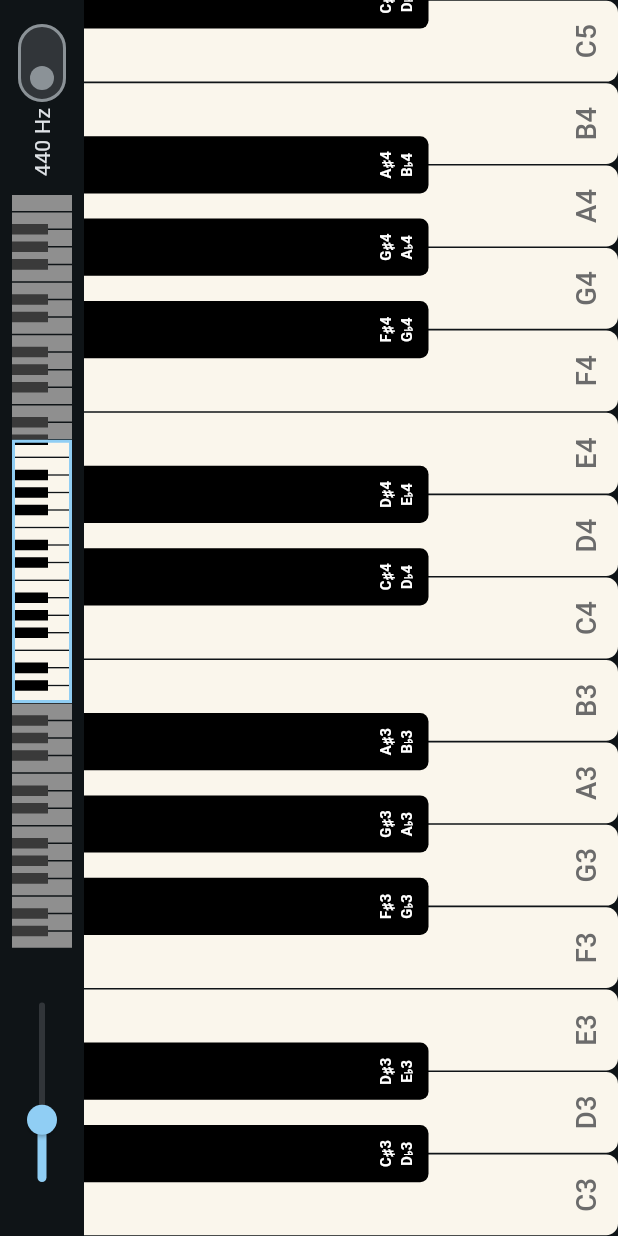
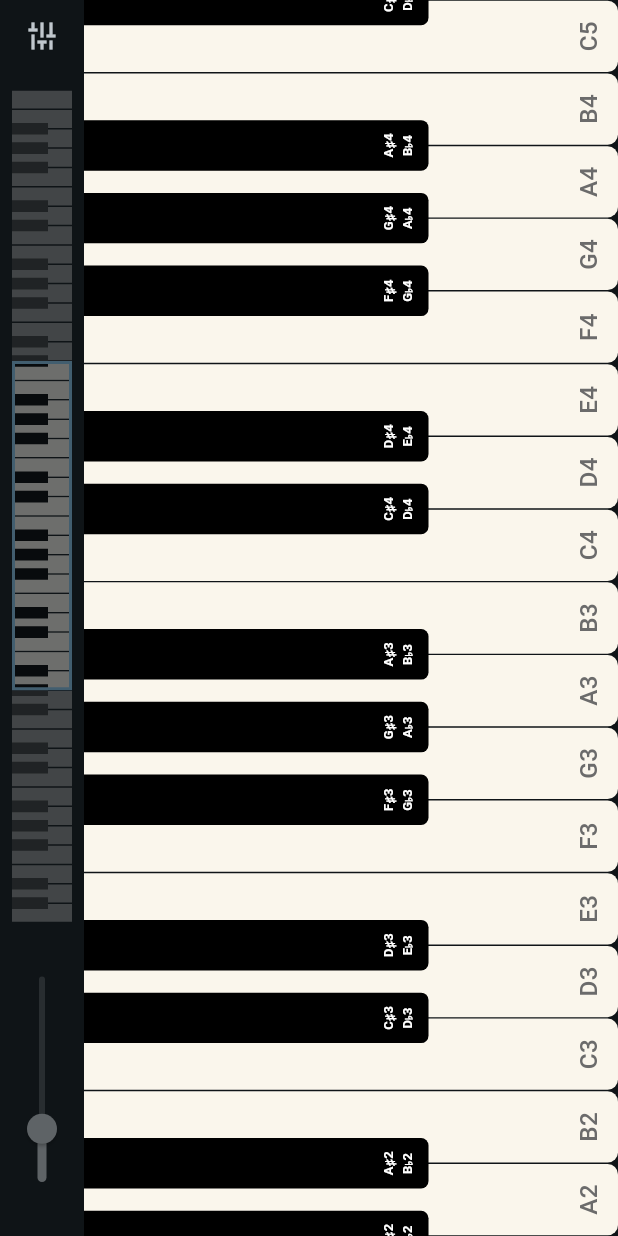
Before and after one commit to fernandezjoja/choir_keyboard, a Flutter app: the screen it shows after launch, on a phone screen of 412 x 824 dp. Run offline on Flutter 3.47's test engine with Material 3 defaults, Android fonts, the phone set to English and light mode, and no system bars; our stand-ins replace plugin_platform_interface; statements that could not run were skipped.

```diff
--- a/lib/screens/piano_screen.dart
+++ b/lib/screens/piano_screen.dart
@@ -22,7 +22,7 @@ class PianoScreen extends StatefulWidget {
 
 class _PianoScreenState extends State<PianoScreen> {
   static const Duration _switchHysteresis = Duration(milliseconds: 15);
-  static const Color _pressedWhiteColor = Color(0xFFC4BDA8);
+  static const Color _pressedWhiteColor = Color(0xFFB4B1A8);
   static const Color _pressedBlackColor = Color(0xFF5A5A5A);
 
   // Full keyboard: C1..C7 inclusive = 43 white keys.
@@ -33,7 +33,8 @@ class _PianoScreenState extends State<PianoScreen> {
   // Visible white-key counts at each zoom endpoint.
   static const int _minVisibleKeys = 28; // C1..B4 when fully zoomed out
   static const int _maxVisibleKeys = 8;  // one octave (C..C) when fully zoomed in
-  static const int _defaultVisibleKeys = 15; // C3..C5 on launch
+  static const int _defaultVisibleKeys = 17; // A2..C5 on launch
+  static const int _defaultStartKey = 12; // key index of A2
 
   // _zoom is the "overflow factor": pre-rotation piano width = availH * _zoom,
   // so visible fraction of the full keyboard is (1 / _zoom). The factor
@@ -46,8 +47,10 @@ class _PianoScreenState extends State<PianoScreen> {
   final Map<int, _TapState> _taps = {};
   bool _isLoading = true;
   bool _is432 = false;
+  bool _isMenuOpen = false;
+  bool _isLocked = true;
   double _zoom = _zoomDefault;
-  double _scrollOffset = 0.5;
+  double _scrollOffset = _defaultStartKey / (_noteCount - _defaultVisibleKeys);
 
   @override
   void initState() {
@@ -143,7 +146,9 @@ class _PianoScreenState extends State<PianoScreen> {
       body: SafeArea(
         child: LayoutBuilder(
           builder: (context, constraints) {
-            return Row(
+            return Stack(
+              children: [
+                Row(
             children: [
               RotatedBox(
                 quarterTurns: 3,
@@ -163,7 +168,9 @@ class _PianoScreenState extends State<PianoScreen> {
                               value: _zoom,
                               min: _zoomMin,
                               max: _zoomMax,
-                              onChanged: (v) => setState(() => _zoom = v),
+                              onChanged: _isLocked
+                                  ? null
+                                  : (v) => setState(() => _zoom = v),
                             ),
                           ),
                           const SizedBox(width: 12),
@@ -171,6 +178,10 @@ class _PianoScreenState extends State<PianoScreen> {
                             flex: 3,
                             child: SizedBox(
                               height: kToolbarHeight - 16,
+                              child: Opacity(
+                                opacity: _isLocked ? 0.4 : 1.0,
+                                child: IgnorePointer(
+                                  ignoring: _isLocked,
                                   child: _MiniPianoScrollbar(
                                     whiteKeyCount: _noteCount,
                                     firstNoteIndex: _firstNoteIndex,
@@ -181,25 +192,17 @@ class _PianoScreenState extends State<PianoScreen> {
                                   ),
                                 ),
                               ),
+                            ),
+                          ),
                           const SizedBox(width: 12),
                         ],
                       ),
                     ),
                     actions: [
-                      Padding(
-                        padding: const EdgeInsets.only(right: 12),
-                        child: Row(
-                          children: [
-                            Text(_is432 ? '432 Hz' : '440 Hz'),
-                            Switch(
-                              value: _is432,
-                              onChanged: (v) {
-                                setState(() => _is432 = v);
-                                _audioService.setReferenceHz(v ? 432 : 440);
-                              },
-                            ),
-                          ],
-                        ),
+                      IconButton(
+                        icon: Icon(_isMenuOpen ? Icons.close : Icons.tune),
+                        onPressed: () =>
+                            setState(() => _isMenuOpen = !_isMenuOpen),
                       ),
                     ],
                   ),
@@ -243,6 +246,59 @@ class _PianoScreenState extends State<PianoScreen> {
                       ),
                     );
                   },
+                ),
+              ),
+            ],
+          ),
+                if (_isMenuOpen)
+                  Positioned(
+                    left: kToolbarHeight,
+                    top: 0,
+                    width: 140,
+                    height: 240,
+                    child: Material(
+                      elevation: 6,
+                      color: Theme.of(context).colorScheme.surface,
+                      child: RotatedBox(
+                        quarterTurns: 3,
+                        child: Padding(
+                          padding: const EdgeInsets.symmetric(
+                              horizontal: 16, vertical: 8),
+                          child: Column(
+                            mainAxisSize: MainAxisSize.min,
+                            mainAxisAlignment: MainAxisAlignment.center,
+                            children: [
+                              Row(
+                                mainAxisAlignment:
+                                    MainAxisAlignment.spaceBetween,
+                                children: [
+                                  Text(_is432 ? '432 Hz' : '440 Hz'),
+                                  Switch(
+                                    value: _is432,
+                                    onChanged: (v) {
+                                      setState(() => _is432 = v);
+                                      _audioService
+                                          .setReferenceHz(v ? 432 : 440);
+                                    },
+                                  ),
+                                ],
+                              ),
+                              Row(
+                                mainAxisAlignment:
+                                    MainAxisAlignment.spaceBetween,
+                                children: [
+                                  const Text('Lock'),
+                                  Switch(
+                                    value: _isLocked,
+                                    onChanged: (v) =>
+                                        setState(() => _isLocked = v),
+                                  ),
+                                ],
+                              ),
+                            ],
+                          ),
+                        ),
+                      ),
                     ),
                   ),
               ],
--- a/lib/services/audio_service.dart
+++ b/lib/services/audio_service.dart
@@ -19,6 +19,10 @@ class AudioService {
       program: 0,
     );
     _isInitialized = true;
+    // CC 7 — channel volume. GM default is 100; push to max to compensate for
+    // the lower velocity so notes are louder without sounding harder.
+    _midiPro.controlChange(
+        sfId: _sfId, channel: _channel, controller: 7, value: 127);
     if (_tuningCents != 0) _applyTuning();
   }
 
@@ -32,7 +36,7 @@ class AudioService {
     _midiPro.setGlobalTuning(sfId: _sfId, cents: _tuningCents);
   }
 
-  void playNote(int midiNote, {int velocity = 127}) {
+  void playNote(int midiNote, {int velocity = 95}) {
     if (!_isInitialized) return;
     _midiPro.playNote(sfId: _sfId, channel: _channel, key: midiNote, velocity: velocity);
   }
```
Also changed, not shown: pubspec.yaml (+7 -0 lines), .claude/settings.local.json, assets/icon/icon.png (added), pubspec.lock, 31 other files. Lines whose indentation alone changed are shown as unchanged.
